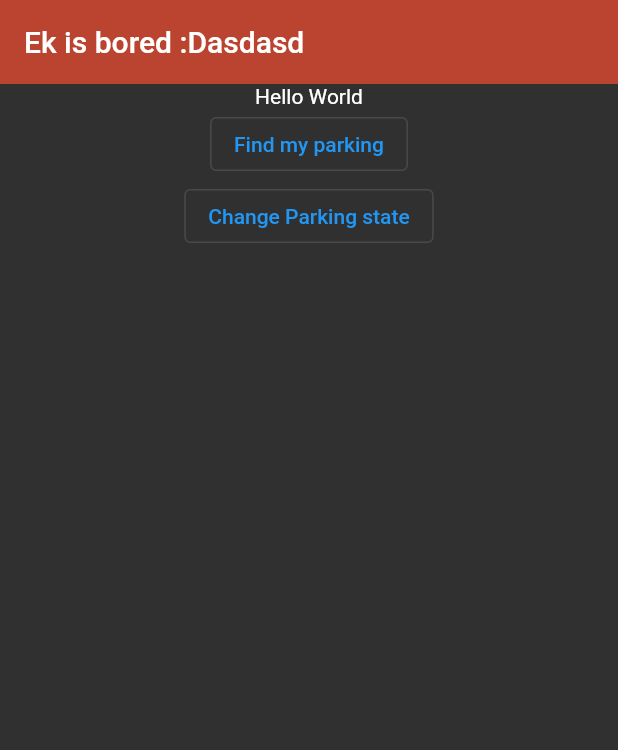
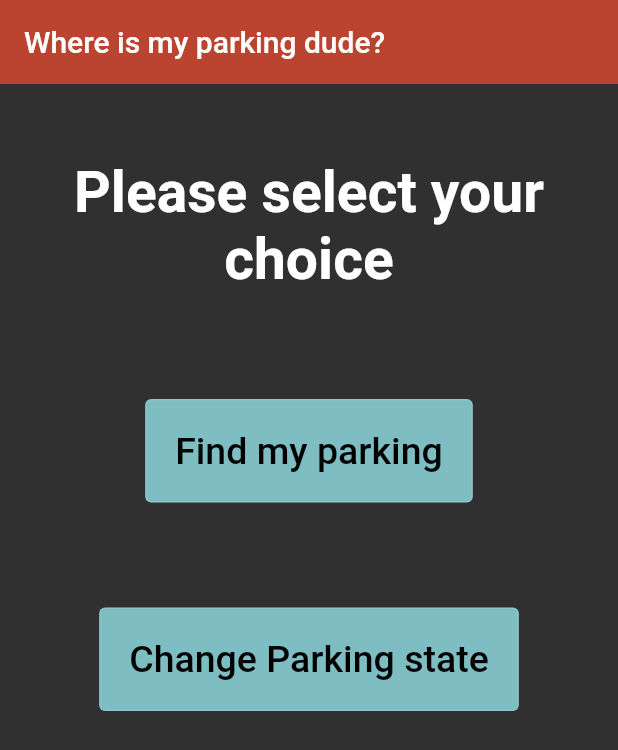
Before and after one commit to BesterCharl/Hackathon2022, a Flutter app: the screen it shows after launch, on a phone screen of 412 x 824 dp. Shown: the top 750 px of the screen. Run offline on Flutter 3.47's test engine with Material 2 defaults, Android fonts, the phone set to English and light mode, and no system bars; our stand-ins replace cloud_firestore, firebase_core; accounts and stored records are empty.

Commit message:
Added some styling to home page

```diff
--- a/lib/landingPage.dart
+++ b/lib/landingPage.dart
@@ -10,18 +10,31 @@ class _landingPageState extends State<landingPage> {
   Widget build(BuildContext context) {
     return Scaffold(
       appBar: AppBar(
-        title: const Text('Ek is bored :Dasdasd'),
+        title: const Text('Where is my parking dude?'),
         backgroundColor: const Color.fromRGBO(187, 68, 48, 1),
         elevation: 0.0,
       ),
       body: Center(
-          child: Column(
-        children: [
-          Text('Hello World'),
-          FindParkingButton(),
-          ChangeState(),
-        ],
-      )),
+        child: Column(
+          children: [
+            Padding(
+              padding: EdgeInsets.fromLTRB(0, 50, 0, 20),
+              child: Text('Please select your choice',
+                  textAlign: TextAlign.center,
+                  overflow: TextOverflow.visible,
+                  style: TextStyle(fontWeight: FontWeight.bold, fontSize: 38)),
+            ),
+            Padding(
+              padding: EdgeInsets.fromLTRB(0, 50, 0, 20),
+              child: FindParkingButton(),
+            ),
+            Padding(
+              padding: EdgeInsets.fromLTRB(0, 50, 0, 20),
+              child: ChangeState(),
+            ),
+          ],
+        ),
+      ),
     );
   }
 }
@@ -35,7 +48,17 @@ class FindParkingButton extends StatelessWidget {
       onPressed: () {
         debugPrint('Find my parking');
       },
-      child: const Text('Find my parking'),
+      child: const Text(
+        'Find my parking',
+        style: TextStyle(
+          color: Color.fromRGBO(0, 0, 0, 1),
+          fontSize: 25,
+        ),
+      ),
+      style: OutlinedButton.styleFrom(
+        backgroundColor: Color.fromRGBO(126, 189, 194, 1),
+        padding: EdgeInsets.all(20),
+      ),
     );
   }
 }
@@ -49,7 +72,17 @@ class ChangeState extends StatelessWidget {
       onPressed: () {
         debugPrint('Change Parking state');
       },
-      child: const Text('Change Parking state'),
+      child: const Text(
+        'Change Parking state',
+        style: TextStyle(
+          color: Color.fromRGBO(0, 0, 0, 1),
+          fontSize: 25,
+        ),
+      ),
+      style: OutlinedButton.styleFrom(
+        backgroundColor: Color.fromRGBO(126, 189, 194, 1),
+        padding: EdgeInsets.all(20),
+      ),
     );
   }
 }
```
